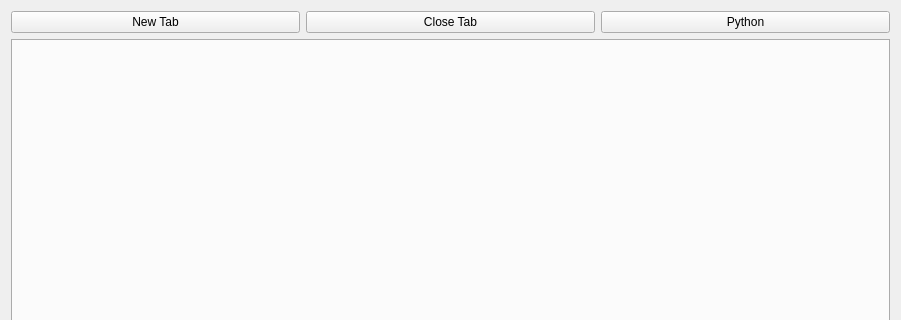
First picture: the form in topjcdialog.ui, repository chozabu/WebScriptRS, before the edit; both pictures show x 0 to 901 and y 0 to 320 of the 901 by 634 pixel window.
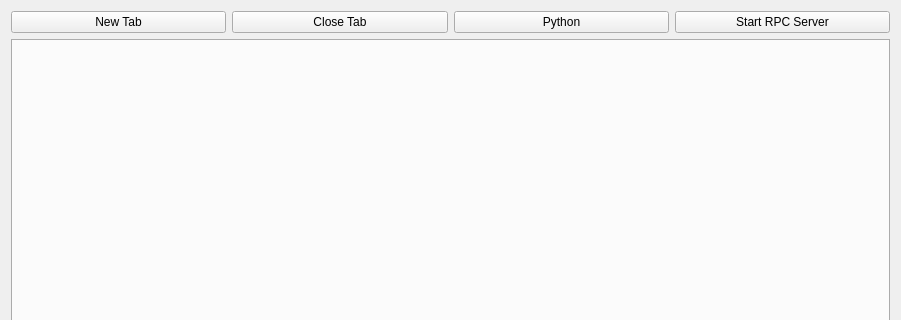
Second picture: the form after the edit.

Commit message: button press to start RPC server, bugfixes

The edit to the form file:
```diff
--- a/topjcdialog.ui
+++ b/topjcdialog.ui
@@ -50,6 +50,13 @@
        </property>
       </widget>
      </item>
+     <item>
+      <widget class="QPushButton" name="rpcBtn">
+       <property name="text">
+        <string>Start RPC Server</string>
+       </property>
+      </widget>
+     </item>
     </layout>
    </item>
   </layout>
```
The commit also changes 3 other files.
